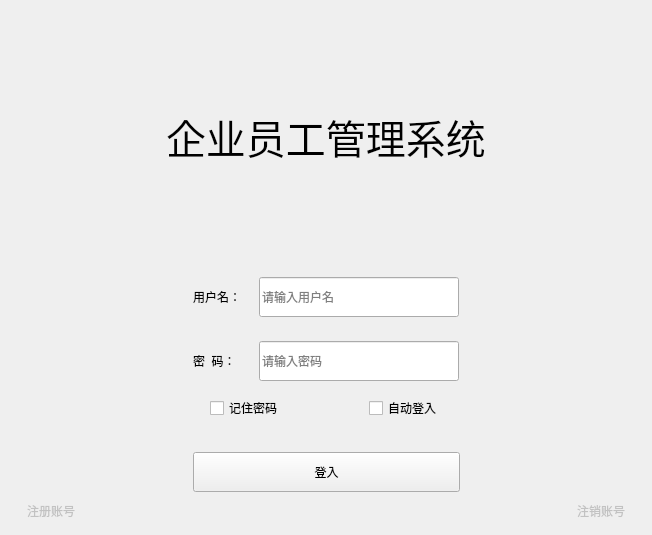
First picture: the form in login.ui, repository 17679200974/EmploySys, before the edit.
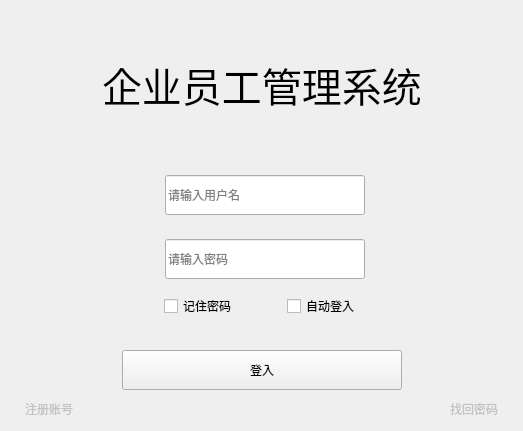
Second picture: the form after the edit. Icons and pictures are not drawn.

```diff
--- a/login.ui
+++ b/login.ui
@@ -6,14 +6,35 @@
    <rect>
     <x>0</x>
     <y>0</y>
-    <width>652</width>
-    <height>535</height>
+    <width>523</width>
+    <height>431</height>
    </rect>
   </property>
   <property name="windowTitle">
    <string>Form</string>
   </property>
+  <property name="autoFillBackground">
+   <bool>true</bool>
+  </property>
+  <property name="styleSheet">
+   <string notr="true"/>
+  </property>
   <layout class="QVBoxLayout" name="verticalLayout">
+   <property name="leftMargin">
+    <number>0</number>
+   </property>
+   <property name="topMargin">
+    <number>0</number>
+   </property>
+   <property name="rightMargin">
+    <number>0</number>
+   </property>
+   <property name="bottomMargin">
+    <number>0</number>
+   </property>
+   <item>
+    <widget class="QWidget" name="widget_login" native="true">
+     <layout class="QVBoxLayout" name="verticalLayout_2">
    <item>
     <spacer name="verticalSpacer_2">
      <property name="orientation">
@@ -28,7 +49,7 @@
     </spacer>
    </item>
    <item>
-    <widget class="QWidget" name="widget_3" native="true">
+       <widget class="QWidget" name="widget_7" native="true">
      <layout class="QHBoxLayout" name="horizontalLayout_3">
       <item>
        <spacer name="horizontalSpacer">
@@ -85,7 +106,7 @@
     </spacer>
    </item>
    <item>
-    <widget class="QWidget" name="widget" native="true">
+       <widget class="QWidget" name="widget_3" native="true">
      <layout class="QHBoxLayout" name="horizontalLayout">
       <item>
        <spacer name="horizontalSpacer_3">
@@ -104,21 +125,53 @@
        <widget class="QLabel" name="label">
         <property name="minimumSize">
          <size>
-          <width>60</width>
+             <width>40</width>
           <height>40</height>
          </size>
         </property>
         <property name="maximumSize">
          <size>
-          <width>60</width>
+             <width>40</width>
           <height>40</height>
          </size>
         </property>
+           <property name="font">
+            <font>
+             <pointsize>10</pointsize>
+            </font>
+           </property>
         <property name="text">
-         <string>用户名：</string>
+            <string/>
+           </property>
+           <property name="pixmap">
+            <pixmap resource="res.qrc">:/res/user1.png</pixmap>
+           </property>
+           <property name="scaledContents">
+            <bool>true</bool>
         </property>
        </widget>
       </item>
+         <item>
+          <widget class="QWidget" name="widget_user" native="true">
+           <property name="styleSheet">
+            <string notr="true"/>
+           </property>
+           <layout class="QHBoxLayout" name="horizontalLayout_9">
+            <property name="spacing">
+             <number>0</number>
+            </property>
+            <property name="leftMargin">
+             <number>0</number>
+            </property>
+            <property name="topMargin">
+             <number>0</number>
+            </property>
+            <property name="rightMargin">
+             <number>0</number>
+            </property>
+            <property name="bottomMargin">
+             <number>0</number>
+            </property>
       <item>
        <widget class="QLineEdit" name="lineEdit_user">
         <property name="sizePolicy">
@@ -145,6 +198,44 @@
        </widget>
       </item>
       <item>
+             <widget class="QPushButton" name="pushButton_down">
+              <property name="minimumSize">
+               <size>
+                <width>40</width>
+                <height>40</height>
+               </size>
+              </property>
+              <property name="maximumSize">
+               <size>
+                <width>40</width>
+                <height>40</height>
+               </size>
+              </property>
+              <property name="text">
+               <string/>
+              </property>
+              <property name="icon">
+               <iconset resource="res.qrc">
+                <normaloff>:/res/down_white.png</normaloff>:/res/down_white.png</iconset>
+              </property>
+              <property name="iconSize">
+               <size>
+                <width>40</width>
+                <height>40</height>
+               </size>
+              </property>
+              <property name="checkable">
+               <bool>true</bool>
+              </property>
+              <property name="flat">
+               <bool>true</bool>
+              </property>
+             </widget>
+            </item>
+           </layout>
+          </widget>
+         </item>
+         <item>
        <spacer name="horizontalSpacer_6">
         <property name="orientation">
          <enum>Qt::Horizontal</enum>
@@ -162,7 +253,7 @@
    </item>
    <item>
     <widget class="QWidget" name="widget_2" native="true">
-     <layout class="QHBoxLayout" name="horizontalLayout_2">
+        <layout class="QHBoxLayout" name="horizontalLayout_8">
       <item>
        <spacer name="horizontalSpacer_7">
         <property name="orientation">
@@ -177,24 +268,56 @@
        </spacer>
       </item>
       <item>
-       <widget class="QLabel" name="label_2">
+          <widget class="QLabel" name="label_pwd">
         <property name="minimumSize">
          <size>
-          <width>60</width>
+             <width>40</width>
           <height>40</height>
          </size>
         </property>
         <property name="maximumSize">
          <size>
-          <width>60</width>
+             <width>40</width>
           <height>40</height>
          </size>
         </property>
+           <property name="font">
+            <font>
+             <pointsize>10</pointsize>
+            </font>
+           </property>
         <property name="text">
-         <string>密  码：</string>
+            <string/>
+           </property>
+           <property name="pixmap">
+            <pixmap resource="res.qrc">:/res/pwd.png</pixmap>
+           </property>
+           <property name="scaledContents">
+            <bool>true</bool>
         </property>
        </widget>
       </item>
+         <item>
+          <widget class="QWidget" name="widget_pwd" native="true">
+           <property name="styleSheet">
+            <string notr="true"/>
+           </property>
+           <layout class="QHBoxLayout" name="horizontalLayout_2">
+            <property name="spacing">
+             <number>0</number>
+            </property>
+            <property name="leftMargin">
+             <number>0</number>
+            </property>
+            <property name="topMargin">
+             <number>0</number>
+            </property>
+            <property name="rightMargin">
+             <number>0</number>
+            </property>
+            <property name="bottomMargin">
+             <number>0</number>
+            </property>
       <item>
        <widget class="QLineEdit" name="lineEdit_Password">
         <property name="sizePolicy">
@@ -224,6 +347,44 @@
        </widget>
       </item>
       <item>
+             <widget class="QPushButton" name="pushButton_eyes">
+              <property name="minimumSize">
+               <size>
+                <width>40</width>
+                <height>40</height>
+               </size>
+              </property>
+              <property name="maximumSize">
+               <size>
+                <width>40</width>
+                <height>40</height>
+               </size>
+              </property>
+              <property name="text">
+               <string/>
+              </property>
+              <property name="icon">
+               <iconset resource="res.qrc">
+                <normaloff>:/res/eyes_white.png</normaloff>:/res/eyes_white.png</iconset>
+              </property>
+              <property name="iconSize">
+               <size>
+                <width>40</width>
+                <height>40</height>
+               </size>
+              </property>
+              <property name="checkable">
+               <bool>true</bool>
+              </property>
+              <property name="flat">
+               <bool>true</bool>
+              </property>
+             </widget>
+            </item>
+           </layout>
+          </widget>
+         </item>
+         <item>
        <spacer name="horizontalSpacer_8">
         <property name="orientation">
          <enum>Qt::Horizontal</enum>
@@ -252,7 +413,7 @@
      </property>
      <layout class="QHBoxLayout" name="horizontalLayout_5">
       <property name="spacing">
-       <number>86</number>
+          <number>50</number>
       </property>
       <property name="topMargin">
        <number>0</number>
@@ -370,7 +531,7 @@
      </property>
      <layout class="QHBoxLayout" name="horizontalLayout_4">
       <property name="spacing">
-       <number>70</number>
+          <number>6</number>
       </property>
       <property name="topMargin">
        <number>0</number>
@@ -401,16 +562,21 @@
         </property>
         <property name="minimumSize">
          <size>
-          <width>267</width>
+             <width>280</width>
           <height>40</height>
          </size>
         </property>
         <property name="maximumSize">
          <size>
-          <width>267</width>
+             <width>280</width>
           <height>40</height>
          </size>
         </property>
+           <property name="font">
+            <font>
+             <pointsize>9</pointsize>
+            </font>
+           </property>
         <property name="text">
          <string>登入</string>
         </property>
@@ -469,7 +635,7 @@
         <string notr="true">color: rgb(194, 194, 194);</string>
        </property>
        <property name="text">
-        <string>注销账号</string>
+           <string>找回密码</string>
        </property>
        <property name="flat">
         <bool>true</bool>
@@ -480,6 +646,11 @@
    </item>
   </layout>
  </widget>
- <resources/>
+   </item>
+  </layout>
+ </widget>
+ <resources>
+  <include location="res.qrc"/>
+ </resources>
  <connections/>
 </ui>
```
Left out of the diff: 4 changed lines with no effect on the pictures. Lines whose indentation alone changed are shown as unchanged.
